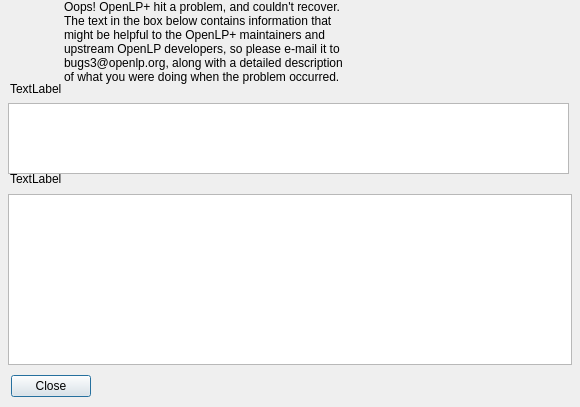
Before: the Qt Designer form resources/forms/exceptiondialog.ui in tbc-productions/opal-presenter, drawn with Qt 5.
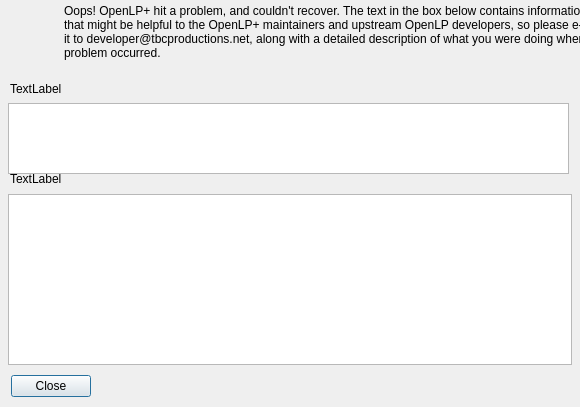
After: the same form once the commit is applied. Icons and pictures are not drawn.

Commit message:
Point bug report email to developer@tbcproductions.net
Replace bugs3@openlp.org in the exception dialog copy and UI, and fix the
mailto target in the exception form (previously bugs31@openlp.org).

Made-with: Cursor

What changed in the file:
```diff
--- a/resources/forms/exceptiondialog.ui
+++ b/resources/forms/exceptiondialog.ui
@@ -126,7 +126,7 @@
     <item>
      <widget class="QLabel" name="messageLabel">
       <property name="text">
-        <string>Oops! OpenLP+ hit a problem, and couldn't recover. The text in the box below contains information that might be helpful to the OpenLP+ maintainers and upstream OpenLP developers, so please e-mail it to bugs3@openlp.org, along with a detailed description of what you were doing when the problem occurred.</string>
+        <string>Oops! OpenLP+ hit a problem, and couldn't recover. The text in the box below contains information that might be helpful to the OpenLP+ maintainers and upstream OpenLP developers, so please e-mail it to developer@tbcproductions.net, along with a detailed description of what you were doing when the problem occurred.</string>
       </property>
       <property name="wordWrap">
        <bool>true</bool>
```
The commit also changes 2 other files.
